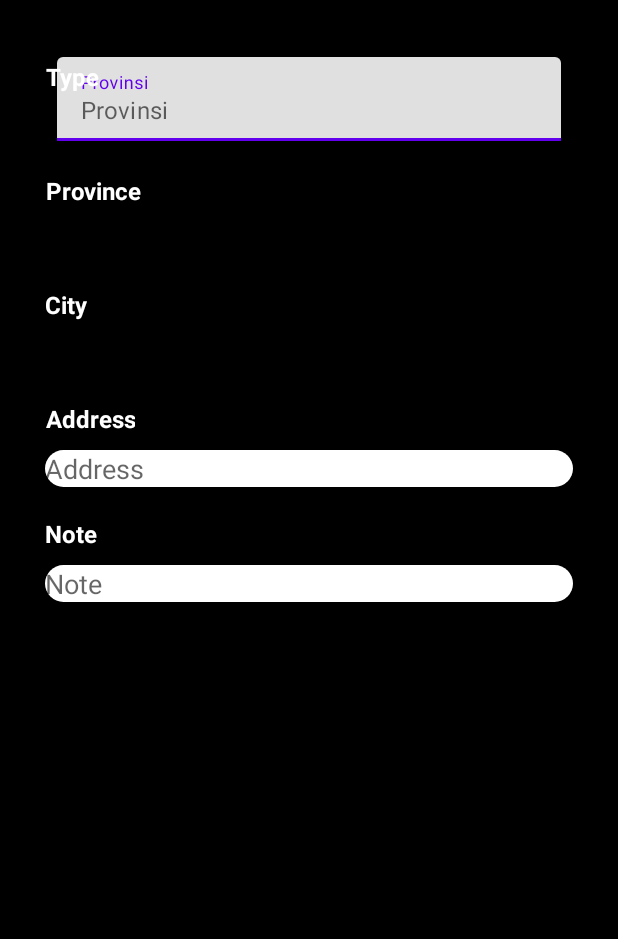
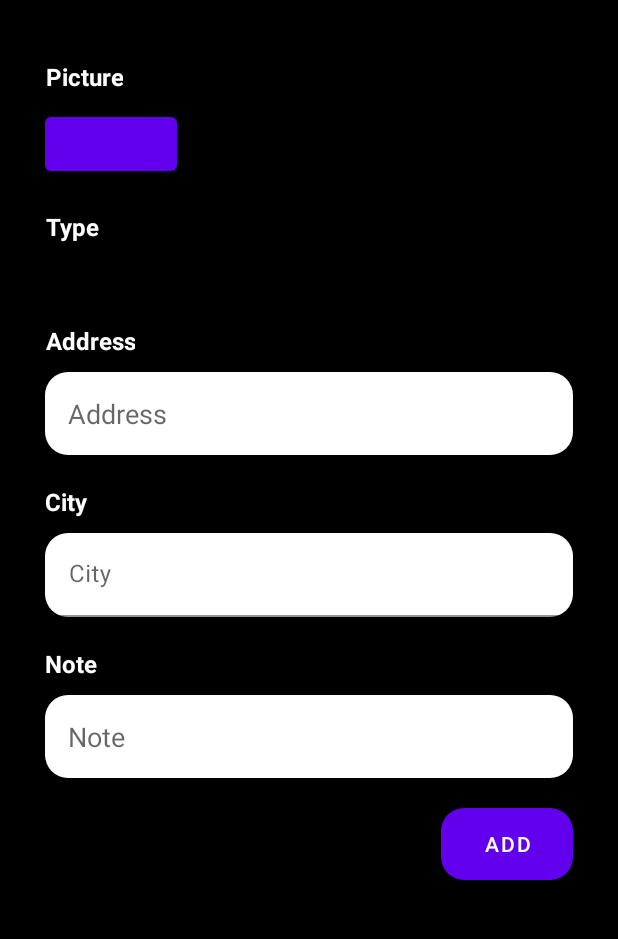
Before and after one commit to fadelpamungkas/RoadDamageDetector, an Android app: the AddRoadActivity screen opened directly, with no data from a screen before it, on a phone screen of 412 x 824 dp, the part 84-1023 px from its top. Run offline under Robolectric (Android 15) with nearby library versions, the phone set to English and light mode, and no system bars; 1 statement that could not run was skipped.

Commit message:
add city api

```diff
--- a/app/src/main/java/com/example/roaddamagedetector/AddRoadActivity.kt
+++ b/app/src/main/java/com/example/roaddamagedetector/AddRoadActivity.kt
@@ -1,15 +1,13 @@
 package com.example.roaddamagedetector
 
-import androidx.appcompat.app.AppCompatActivity
 import android.os.Bundle
 import android.text.Editable
 import android.text.TextWatcher
 import android.widget.ArrayAdapter
 import androidx.activity.viewModels
-import androidx.lifecycle.ViewModelProvider
+import androidx.appcompat.app.AppCompatActivity
 import androidx.lifecycle.lifecycleScope
 import com.example.roaddamagedetector.databinding.ActivityAddRoadBinding
-import com.example.roaddamagedetector.viewmodel.ViewModelFactory
 import kotlinx.coroutines.ExperimentalCoroutinesApi
 import kotlinx.coroutines.FlowPreview
 import kotlinx.coroutines.launch
--- a/app/src/main/java/com/example/roaddamagedetector/AddRoadViewModel.kt
+++ b/app/src/main/java/com/example/roaddamagedetector/AddRoadViewModel.kt
@@ -2,7 +2,6 @@ package com.example.roaddamagedetector
 
 import androidx.lifecycle.ViewModel
 import androidx.lifecycle.asLiveData
-import com.example.roaddamagedetector.data.AppRepository
 import com.example.roaddamagedetector.data.remote.ApiConfig
 import kotlinx.coroutines.ExperimentalCoroutinesApi
 import kotlinx.coroutines.FlowPreview
--- a/app/src/main/java/com/example/roaddamagedetector/CameraActivity.kt
+++ b/app/src/main/java/com/example/roaddamagedetector/CameraActivity.kt
@@ -1,23 +1,25 @@
 package com.example.roaddamagedetector
 
-import androidx.appcompat.app.AppCompatActivity
-import android.os.Bundle
 import android.Manifest
 import android.content.pm.PackageManager
 import android.net.Uri
+import android.os.Bundle
 import android.util.Log
 import android.widget.Toast
+import androidx.appcompat.app.AppCompatActivity
+import androidx.camera.core.CameraSelector
+import androidx.camera.core.ImageCapture
+import androidx.camera.core.ImageCaptureException
+import androidx.camera.core.Preview
+import androidx.camera.lifecycle.ProcessCameraProvider
 import androidx.core.app.ActivityCompat
 import androidx.core.content.ContextCompat
-import java.util.concurrent.Executors
-import androidx.camera.core.*
-import androidx.camera.lifecycle.ProcessCameraProvider
 import com.example.roaddamagedetector.databinding.ActivityCameraBinding
 import java.io.File
-import java.nio.ByteBuffer
 import java.text.SimpleDateFormat
 import java.util.*
 import java.util.concurrent.ExecutorService
+import java.util.concurrent.Executors
 
 class CameraActivity : AppCompatActivity() {
     private var imageCapture: ImageCapture? = null
@@ -129,6 +131,7 @@ class CameraActivity : AppCompatActivity() {
     override fun onRequestPermissionsResult(
         requestCode: Int, permissions: Array<String>, grantResults:
         IntArray) {
+        super.onRequestPermissionsResult(requestCode, permissions, grantResults)
         if (requestCode == REQUEST_CODE_PERMISSIONS) {
             if (allPermissionsGranted()) {
                 startCamera()
--- a/app/src/main/java/com/example/roaddamagedetector/HomeFragment.kt
+++ b/app/src/main/java/com/example/roaddamagedetector/HomeFragment.kt
@@ -1,10 +1,10 @@
 package com.example.roaddamagedetector
 
 import android.os.Bundle
-import androidx.fragment.app.Fragment
 import android.view.LayoutInflater
 import android.view.View
 import android.view.ViewGroup
+import androidx.fragment.app.Fragment
 import com.example.roaddamagedetector.databinding.FragmentHomeBinding
 
 class HomeFragment : Fragment() {
--- a/app/src/main/java/com/example/roaddamagedetector/MainActivity.kt
+++ b/app/src/main/java/com/example/roaddamagedetector/MainActivity.kt
@@ -1,10 +1,10 @@
 package com.example.roaddamagedetector
 
 import android.content.Intent
-import androidx.appcompat.app.AppCompatActivity
 import android.os.Bundle
 import android.view.Menu
 import android.view.MenuItem
+import androidx.appcompat.app.AppCompatActivity
 import androidx.navigation.findNavController
 import androidx.navigation.ui.AppBarConfiguration
 import androidx.navigation.ui.setupActionBarWithNavController
--- a/app/src/main/java/com/example/roaddamagedetector/ProfileFragment.kt
+++ b/app/src/main/java/com/example/roaddamagedetector/ProfileFragment.kt
@@ -1,10 +1,10 @@
 package com.example.roaddamagedetector
 
 import android.os.Bundle
-import androidx.fragment.app.Fragment
 import android.view.LayoutInflater
 import android.view.View
 import android.view.ViewGroup
+import androidx.fragment.app.Fragment
 import com.example.roaddamagedetector.databinding.FragmentProfileBinding
 
 class ProfileFragment : Fragment() {
--- a/app/src/main/java/com/example/roaddamagedetector/data/AppRepository.kt
+++ b/app/src/main/java/com/example/roaddamagedetector/data/AppRepository.kt
@@ -1,13 +1,9 @@
 package com.example.roaddamagedetector.data
 
 import com.example.roaddamagedetector.data.local.LocalSource
-import com.example.roaddamagedetector.data.remote.ApiResponse
 import com.example.roaddamagedetector.data.remote.PlaceItem
-import com.example.roaddamagedetector.data.remote.PlaceResponse
 import com.example.roaddamagedetector.data.remote.RemoteSource
-import com.example.roaddamagedetector.utils.DataMapper
 import kotlinx.coroutines.flow.Flow
-import kotlinx.coroutines.flow.map
 
 class AppRepository(
     private val remoteSource: RemoteSource,
--- a/app/src/main/java/com/example/roaddamagedetector/data/local/AppDAO.kt
+++ b/app/src/main/java/com/example/roaddamagedetector/data/local/AppDAO.kt
@@ -1,7 +1,9 @@
 package com.example.roaddamagedetector.data.local
 
-import androidx.lifecycle.LiveData
-import androidx.room.*
+import androidx.room.Dao
+import androidx.room.Insert
+import androidx.room.OnConflictStrategy
+import androidx.room.Query
 import kotlinx.coroutines.flow.Flow
 
 @Dao
--- a/app/src/main/java/com/example/roaddamagedetector/data/remote/ApiRequest.kt
+++ b/app/src/main/java/com/example/roaddamagedetector/data/remote/ApiRequest.kt
@@ -10,7 +10,9 @@ interface ApiRequest {
     suspend fun getPlace(
         @Path("place") place: String,
         @Query("access_token") accessToken: String,
-        @Query("autocomplete") autoComplete: Boolean = true
+        @Query("autocomplete") autoComplete: Boolean = true,
+        @Query("country") country: String = "id",
+        @Query("types") type: String = "region,locality,place"
     ): PlaceResponse
 
 }
--- a/app/src/main/java/com/example/roaddamagedetector/utils/DataMapper.kt
+++ b/app/src/main/java/com/example/roaddamagedetector/utils/DataMapper.kt
@@ -1,7 +1,4 @@
 package com.example.roaddamagedetector.utils
-
-import com.example.roaddamagedetector.data.local.DataKabupatenEntity
-import com.example.roaddamagedetector.data.local.DataProvinsiEntity
 
 object DataMapper {
 //    fun mapResponsesToEntities(input: MovieResponse): MovieEntity {
--- a/app/src/main/res/layout/activity_add_road.xml
+++ b/app/src/main/res/layout/activity_add_road.xml
@@ -8,22 +8,24 @@
     android:background="@color/black"
     tools:context=".AddRoadActivity">
 
+    <TextView
+        style="@style/TvDetail"
+        android:id="@+id/tvImage"
+        android:layout_width="wrap_content"
+        android:layout_height="wrap_content"
+        android:text="@string/picture"
+        android:layout_marginTop="10dp"
+        app:layout_constraintStart_toStartOf="parent"
+        app:layout_constraintTop_toTopOf="parent"
+        tools:ignore="MissingConstraints" />
 
-    <com.google.android.material.textfield.TextInputLayout
-        android:layout_width="match_parent"
+    <Button
+        android:id="@+id/btnImage"
+        android:layout_width="wrap_content"
         android:layout_height="wrap_content"
-        android:layout_margin="8dp"
-        android:hint="Provinsi"
-        app:layout_constraintEnd_toEndOf="parent"
+        android:layout_marginTop="10dp"
         app:layout_constraintStart_toStartOf="parent"
-        app:layout_constraintTop_toTopOf="parent">
-        <AutoCompleteTextView
-            android:id="@+id/ed_place"
-            style="@style/Widget.MaterialComponents.AutoCompleteTextView.FilledBox"
-            android:layout_width="match_parent"
-            android:layout_height="wrap_content"
-            android:hint="Provinsi" />
-    </com.google.android.material.textfield.TextInputLayout>
+        app:layout_constraintTop_toBottomOf="@id/tvImage"/>
 
     <TextView
         style="@style/TvDetail"
@@ -31,9 +33,9 @@
         android:layout_width="wrap_content"
         android:layout_height="wrap_content"
         android:text="@string/type"
-        android:layout_marginTop="10dp"
+        android:layout_marginTop="20dp"
         app:layout_constraintStart_toStartOf="parent"
-        app:layout_constraintTop_toTopOf="parent"
+        app:layout_constraintTop_toBottomOf="@id/btnImage"
         tools:ignore="MissingConstraints" />
 
     <Spinner
@@ -47,23 +49,27 @@
 
     <TextView
         style="@style/TvDetail"
-        android:id="@+id/tvProvince"
+        android:id="@+id/tvDetAddress"
         android:layout_width="wrap_content"
         android:layout_height="wrap_content"
-        android:text="@string/province"
+        android:text="@string/address"
         android:layout_marginTop="20dp"
         app:layout_constraintStart_toStartOf="parent"
         app:layout_constraintTop_toBottomOf="@id/spinnerType"
         tools:ignore="MissingConstraints" />
 
-    <Spinner
-        android:id="@+id/spinnerProvince"
-        android:layout_width="wrap_content"
-        android:layout_height="wrap_content"
+    <EditText
+        android:id="@+id/etDetAddress"
+        android:layout_width="match_parent"
+        android:layout_height="55dp"
         android:layout_marginTop="10dp"
+        android:paddingStart="15dp"
+        android:hint="@string/address"
+        android:background="@drawable/rounded_edittext"
+        app:layout_constraintEnd_toEndOf="parent"
         app:layout_constraintStart_toStartOf="parent"
-        app:layout_constraintTop_toBottomOf="@id/tvProvince"
-        android:spinnerMode="dropdown"/>
+        app:layout_constraintTop_toBottomOf="@id/tvDetAddress">
+    </EditText>
 
     <TextView
         style="@style/TvDetail"
@@ -73,40 +79,25 @@
         android:text="@string/city"
         android:layout_marginTop="20dp"
         app:layout_constraintStart_toStartOf="parent"
-        app:layout_constraintTop_toBottomOf="@id/spinnerProvince"
+        app:layout_constraintTop_toBottomOf="@id/etDetAddress"
         tools:ignore="MissingConstraints" />
 
-    <Spinner
-        android:id="@+id/spinnerCity"
-        android:layout_width="wrap_content"
-        android:layout_height="wrap_content"
-        android:layout_marginTop="10dp"
-        app:layout_constraintStart_toStartOf="parent"
-        app:layout_constraintTop_toBottomOf="@id/tvCity"
-        android:spinnerMode="dropdown"/>
-
-    <TextView
-        style="@style/TvDetail"
-        android:id="@+id/tvDetAddress"
-        android:layout_width="wrap_content"
-        android:layout_height="wrap_content"
-        android:text="@string/address"
-        android:layout_marginTop="20dp"
-        app:layout_constraintStart_toStartOf="parent"
-        app:layout_constraintTop_toBottomOf="@id/spinnerCity"
-        tools:ignore="MissingConstraints" />
-
-    <EditText
-        android:id="@+id/etDetAddress"
+    <com.google.android.material.textfield.TextInputLayout
+        android:id="@+id/etCity"
         android:layout_width="match_parent"
         android:layout_height="wrap_content"
         android:layout_marginTop="10dp"
-        android:hint="@string/address"
-        android:background="@drawable/rounded_edittext"
         app:layout_constraintEnd_toEndOf="parent"
         app:layout_constraintStart_toStartOf="parent"
-        app:layout_constraintTop_toBottomOf="@id/tvDetAddress">
-    </EditText>
+        app:layout_constraintTop_toBottomOf="@id/tvCity">
+        <AutoCompleteTextView
+            android:id="@+id/ed_place"
+            style="@style/Widget.MaterialComponents.AutoCompleteTextView.FilledBox"
+            android:layout_width="match_parent"
+            android:layout_height="wrap_content"
+            android:hint="@string/city"
+            android:background="@drawable/rounded_edittext"/>
+    </com.google.android.material.textfield.TextInputLayout>
 
     <TextView
         style="@style/TvDetail"
@@ -115,19 +106,31 @@
         android:layout_height="wrap_content"
         android:text="@string/note"
         android:layout_marginTop="20dp"
-        app:layout_constraintTop_toBottomOf="@id/etDetAddress"
+        app:layout_constraintTop_toBottomOf="@id/etCity"
         tools:ignore="MissingConstraints" />
 
     <EditText
         android:id="@+id/etDetNote"
         android:layout_width="match_parent"
-        android:layout_height="wrap_content"
+        android:layout_height="55dp"
         android:layout_marginTop="10dp"
         android:hint="@string/note"
+        android:paddingStart="15dp"
         android:background="@drawable/rounded_edittext"
         app:layout_constraintEnd_toEndOf="parent"
         app:layout_constraintStart_toStartOf="parent"
         app:layout_constraintTop_toBottomOf="@id/tvDetNote">
     </EditText>
 
+    <Button
+        android:id="@+id/btnAdd"
+        android:layout_width="wrap_content"
+        android:layout_height="wrap_content"
+        android:layout_marginTop="20dp"
+        android:background="@drawable/rounded_edittext"
+        android:text="@string/add"
+        app:layout_constraintEnd_toEndOf="parent"
+        app:layout_constraintTop_toBottomOf="@id/etDetNote"
+        tools:ignore="MissingConstraints" />
+
 </androidx.constraintlayout.widget.ConstraintLayout>
--- a/app/src/main/res/values/strings.xml
+++ b/app/src/main/res/values/strings.xml
@@ -10,8 +10,8 @@
     <string name="address">Address</string>
     <string name="status">Status</string>
 
+    <string name="picture">Picture</string>
     <string name="type">Type</string>
-    <string name="province">Province</string>
     <string name="city">City</string>
     <string name="note">Note</string>
     <string name="add">Add</string>
```
